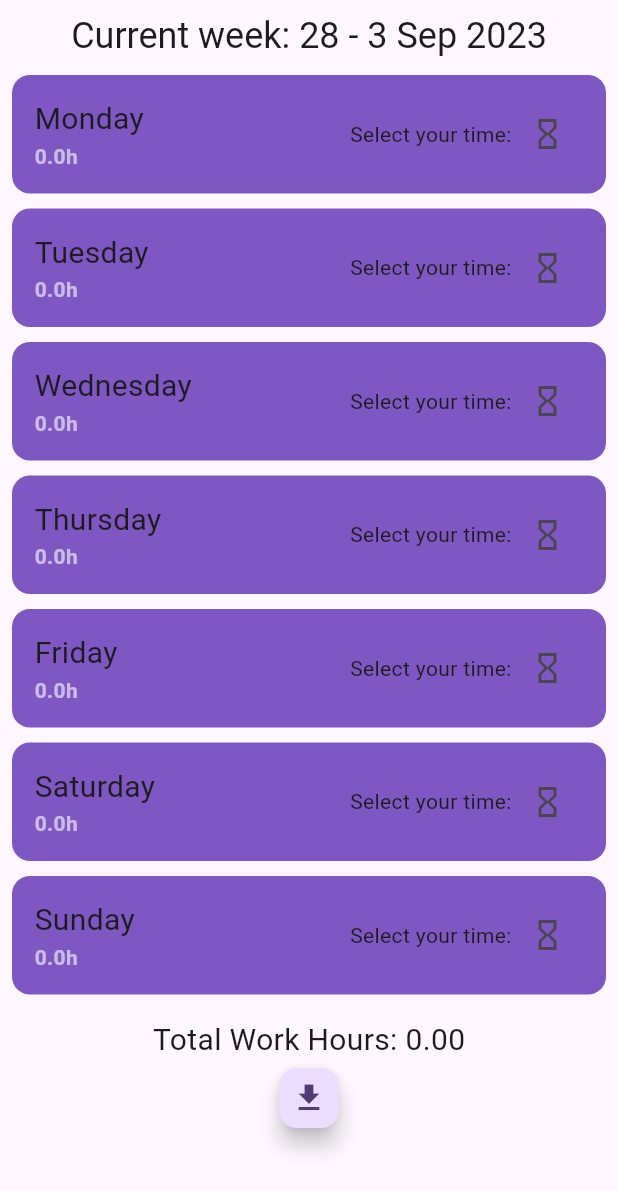
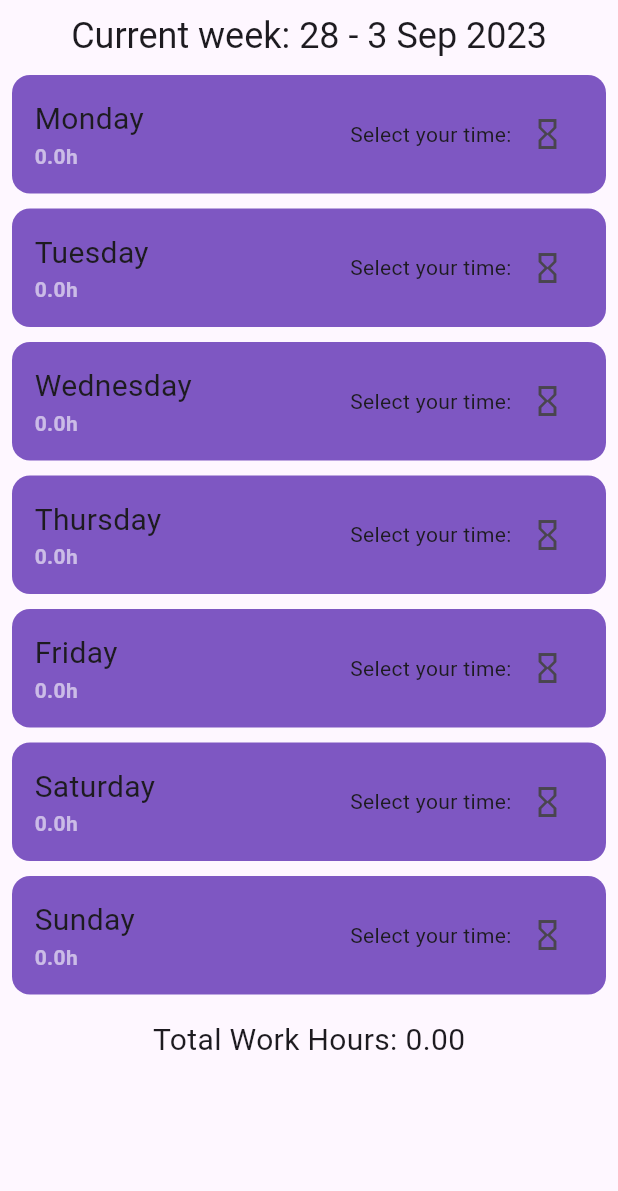
Before and after one commit to browsfer/ToDoApp, a Flutter app: the TimeSheetsPage widget shown alone on an empty page, opened directly, on a phone screen of 412 x 824 dp. Shown: the top 1191 px of the screen. Run offline on Flutter 3.47's test engine with Material 2 defaults, Android fonts, the phone set to English and light mode, and no system bars; our stand-ins replace flutter_slidable, hive, hive_flutter; missing offline and left inert: time_range_picker; accounts and stored records are empty.

Commit message:
clear hours button

```diff
--- a/lib/pages/time_sheets_page.dart
+++ b/lib/pages/time_sheets_page.dart
@@ -126,11 +126,6 @@ class _TimeSheetsPageState extends State<TimeSheetsPage> {
     return DateFormat('d MMM y').format(finalDate);
   }
 
-  //Export working hours to excel
-  void _exportWorkHoursToExcel() async {
-    return;
-  }
-
   @override
   Widget build(BuildContext context) {
     return Padding(
@@ -154,14 +149,14 @@ class _TimeSheetsPageState extends State<TimeSheetsPage> {
               style: const TextStyle(fontSize: 20),
             ),
 
-            //Export working hours for current week
-            FloatingActionButton(
-              mini: true,
-              onPressed: () {
-                _exportWorkHoursToExcel();
-              },
-              child: const Icon(Icons.file_download),
-            )
+            // //Export working hours for current week
+            // FloatingActionButton(
+            //   mini: true,
+            //   onPressed: () {
+            //     _exportWorkHoursToExcel();
+            //   },
+            //   child: const Icon(Icons.file_download),
+            // )
           ],
         ),
       ),
```
Also changed, not shown: lib/pages/home_page.dart (+20 -0 lines).
